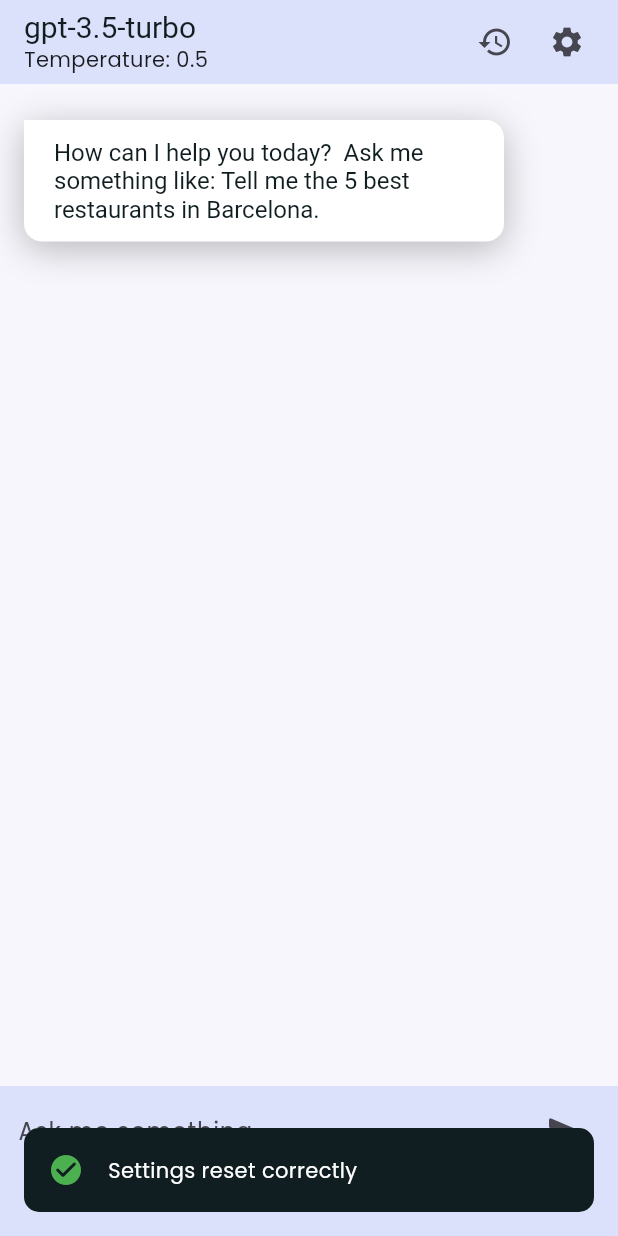
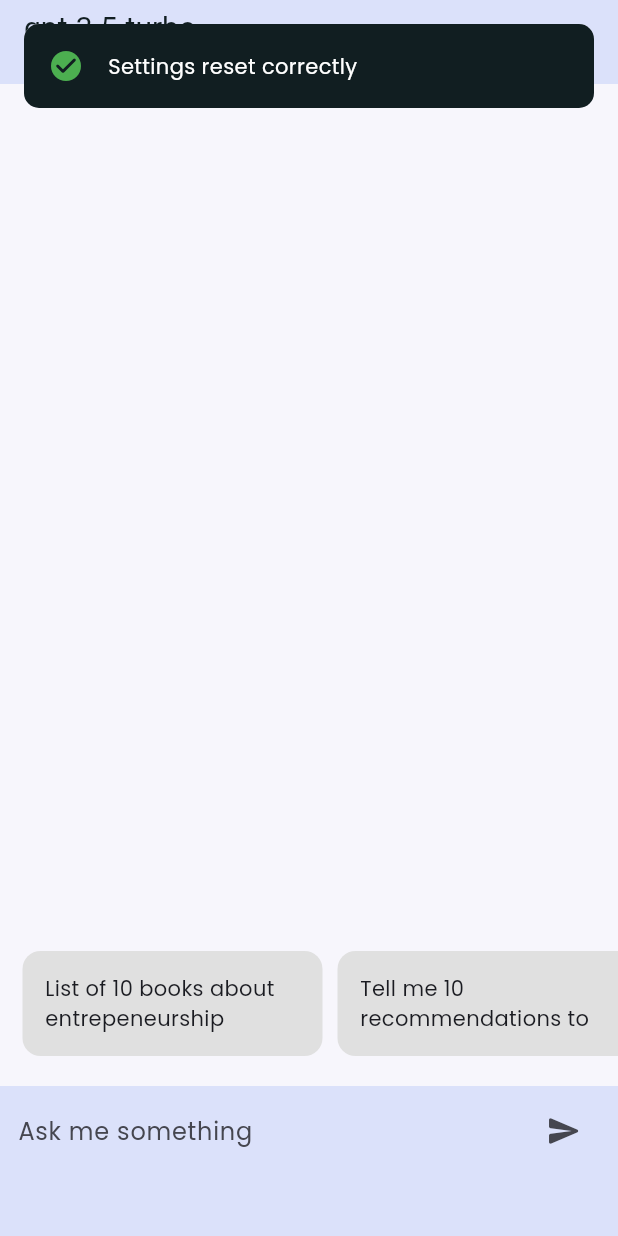
Before and after one commit to mpdevelopment39/flutter-openai-chat, a Flutter app: the screen it shows after launch, after a tap on the "restore" icon, on a phone screen of 412 x 824 dp. Run offline on Flutter 3.47's test engine with Material 3 defaults, Android fonts, the phone set to English and light mode, and no system bars; drawn by our look-alikes of animated_text_kit; our stand-ins replace animate_do, device_preview, dio, flutter_dotenv, flutter_riverpod, freezed_annotation and 4 more; missing offline and left inert: wheel_slider.

Commit message:
refactor: added suggestions on chat page

```diff
--- a/lib/app/constants.dart
+++ b/lib/app/constants.dart
@@ -12,3 +12,12 @@ final String openAIApiKey = dotenv.env['OPENAI_API_KEY'] ?? '';
 //* Api constants
 final List<double> temperatures = [0,0.1,0.2,0.3,0.4,0.5,0.6,0.7,0.8,0.9,1];
 final List<String> models = ['gpt-3.5-turbo','gpt-3.5-turbo-0125','gpt-3.5-turbo-1106'];
+
+
+final List<String> suggestions = [
+  'List of 10 books about entrepeneurship',
+  'Tell me 10 recommendations to visit in Europe',
+  'List of the best 10 cities to live in Spain',
+  'Tell me 5 places of interest in Oviedo',
+  'List of the best restaurants for dinner in Barcelona',
+];
--- a/lib/ui/pages/chat_page.dart
+++ b/lib/ui/pages/chat_page.dart
@@ -7,6 +7,7 @@ import 'package:flutter_openai_chat/ui/providers.dart';
 import 'package:flutter_openai_chat/ui/ui_utils.dart';
 import 'package:flutter_openai_chat/ui/widgets/message_widget.dart';
 import 'package:flutter_openai_chat/ui/widgets/modal_options.dart';
+import 'package:flutter_openai_chat/ui/widgets/suggestions.dart';
 import 'package:flutter_riverpod/flutter_riverpod.dart';
 
 class ChatPage extends ConsumerStatefulWidget {
@@ -23,7 +24,6 @@ class _ChatPageState extends ConsumerState<ChatPage> {
   @override
   void initState() {
     super.initState();
-    Future(() => _insertStartMessage());
     _scrollController.addListener(() {
       setState(() => scrollButtonVisible = _scrollController.offset < _scrollController.position.maxScrollExtent * 0.85);
     });
@@ -37,7 +37,8 @@ class _ChatPageState extends ConsumerState<ChatPage> {
 
   //TODO INVESTIGAR COMO HACER QUE EL SCROLL SE MUEVA A MEDIDA QUE SE VA ESCRIBIENDO LA RESPUESTA PARA NO TENER QUE NAVEGAR MANUALMENTE
   //TODO INVESTIGAR COMO HACER PARA QUE AL HACER SCROLL HACIA ARRIBA, LOS TEXTOS YA ESCRITOS PREVIAMENTE NO SE VUELVAN A CARGAR
-
+  //TODO METER EFECTO HÁPTICO AL ESCRIBIR EL CHAT
+  //TODO CAMBIAR EL FLOATING ACTION PARA QUE SEA SIMILAR AL DE LA APP DE CHATGPT
   @override
   Widget build(BuildContext context) {
     return Scaffold(
@@ -68,7 +69,9 @@ class _ChatPageState extends ConsumerState<ChatPage> {
       ),
       body: SafeArea(
         bottom: false,
-        child: Column(
+        child: Stack(
+          children: [
+            Column(
             children: [
               Expanded(
                 child: RawScrollbar(
@@ -129,8 +132,12 @@ class _ChatPageState extends ConsumerState<ChatPage> {
               )
             ],
             ),
-      ),
-      floatingActionButton: Visibility(
+            if(ref.watch(settingsProvider).widgets.isEmpty)
+              Suggestions(onTap : (index){
+                _textEditingController.clear();
+                _textEditingController.text = suggestions[index];
+              }),
+            Visibility(
               visible: scrollButtonVisible,
               child: Padding(
                 padding: const EdgeInsets.only(bottom:80.0),
@@ -139,12 +146,16 @@ class _ChatPageState extends ConsumerState<ChatPage> {
                   child: const Icon(Icons.swipe_down_rounded),
                 ),
               )),
+          ]
+        ),
+      ),
     );
   }
 
   void _resetAction() async {
     if(await ref.read(settingsProvider.notifier).resetSettings()){
       setState(() => scrollButtonVisible = false);
+      _textEditingController.clear();
       injector<UiUtils>().showSnackBar(
         context: context,
         icon: const Icon(Icons.check_circle_rounded,color: AppTheme.colorGreen),
@@ -155,9 +166,6 @@ class _ChatPageState extends ConsumerState<ChatPage> {
         icon: const Icon(Icons.warning_rounded,color: AppTheme.colorRed),
         text: 'Settings reset failed');
     }
-    Future.delayed(const Duration(milliseconds: 100)).then((value) {
-      _insertStartMessage();
-    });
   }
 
   void _settingsAction(){
@@ -192,10 +200,4 @@ class _ChatPageState extends ConsumerState<ChatPage> {
       ]
     );
   }
-
-  void _insertStartMessage(){
-    ref.read(settingsProvider.notifier).addNewMessage(
-      const MessageWidget(text: 'How can I help you today?  Ask me something like: Tell me the 5 best restaurants in Barcelona.',
-      userType: UserType.assistant));
 }
-}
--- a/lib/ui/ui_utils.dart
+++ b/lib/ui/ui_utils.dart
@@ -37,7 +37,7 @@ class UiUtils {
     showTopSnackBar(
       Overlay.of(context),
       CustomSnackbar(icon: icon, text: text),
-      snackBarPosition: snackBarPosition
+      snackBarPosition: SnackBarPosition.top
     );
   }
 
--- /dev/null
+++ b/lib/ui/widgets/suggestions.dart
@@ -0,0 +1,45 @@
+import 'package:flutter/material.dart';
+import 'package:flutter_openai_chat/app/constants.dart';
+
+class Suggestions extends StatelessWidget {
+  final Function(int index) onTap;
+  const Suggestions({Key? key, required this.onTap}) : super(key: key);
+
+  @override
+  Widget build(BuildContext context) {
+    return Positioned(
+      bottom: 120,
+      left: 10,
+      right: 0,
+      child: SizedBox(
+        height: 70,
+        child: ListView.builder(
+          itemCount: suggestions.length,
+          scrollDirection: Axis.horizontal,
+          controller: ScrollController(),
+          itemBuilder: (context, index) {
+            return GestureDetector(
+              onTap: () => onTap(index),
+              child: Padding(
+                padding: const EdgeInsets.symmetric(horizontal: 5.0),
+                child: Container(
+                  decoration: BoxDecoration(
+                    color: Colors.grey[300],
+                    borderRadius: const BorderRadius.all(Radius.circular(12.0)),
+                  ),
+                  width: 200,
+                  child: Padding(
+                    padding: const EdgeInsets.symmetric(horizontal: 15.0),
+                    child: Center(
+                      child: Text(suggestions[index],maxLines: 2)
+                    ),
+                  ),
+                ),
+              ),
+            );
+          },
+        ),
+      ),
+    );
+  }
+}
```
Lines whose indentation alone changed are shown as unchanged.
